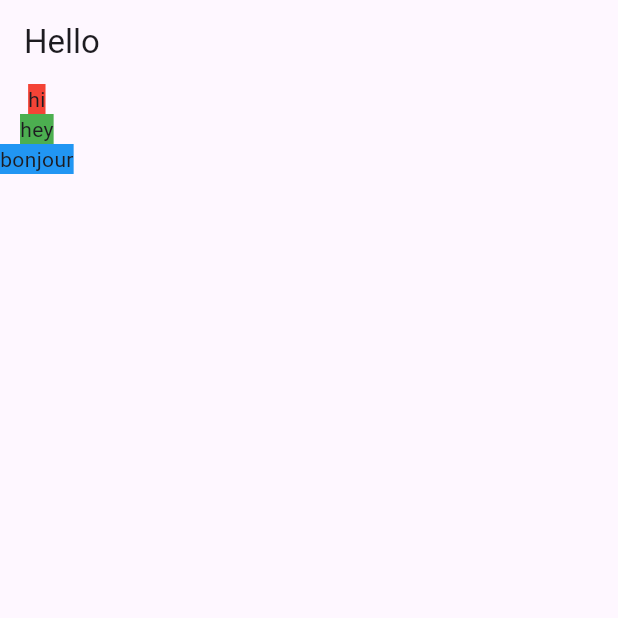
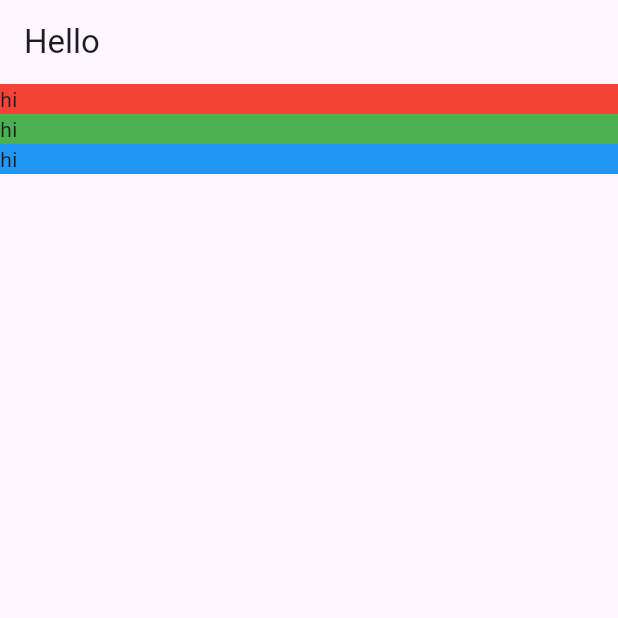
Before and after one commit to lana-bu/tourism_mobileapp, a Flutter app: the screen it shows after launch, on a phone screen of 412 x 824 dp, the top half of it. Run offline on Flutter 3.47's test engine with Material 3 defaults, Android fonts, the phone set to English and light mode, and no system bars.

Commit message:
text section modularity

```diff
--- a/lib/screens/location_detail/location_detail.dart
+++ b/lib/screens/location_detail/location_detail.dart
@@ -1,4 +1,5 @@
 import 'package:flutter/material.dart';
+import 'package:tourism_mobileapp/screens/location_detail/text_section.dart';
 
 class LocationDetail extends StatelessWidget {
   @override // @ symbol is an annotation, adding a label to our function that gives it some characteristic/functionality
@@ -8,25 +9,12 @@
         title: Text('Hello'),
         ),
         body: Column(
+          mainAxisAlignment: MainAxisAlignment.start, // vertical axis since it's a column
+          crossAxisAlignment: CrossAxisAlignment.stretch,
           children: [
-            Container(
-              decoration: BoxDecoration(
-                color: Colors.red,
-              ),
-              child: Text('hi'),
-            ),
-            Container(
-              decoration: BoxDecoration(
-                color: Colors.green,
-              ),
-              child: Text('hey'),
-            ),
-            Container(
-              decoration: BoxDecoration(
-                color: Colors.blue,
-              ),
-              child: Text('bonjour'),
-            ),
+            TextSection(Colors.red),
+            TextSection(Colors.green),
+            TextSection(Colors.blue),
           ],
         )
       );
--- /dev/null
+++ b/lib/screens/location_detail/text_section.dart
@@ -0,0 +1,18 @@
+import 'package:flutter/material.dart';
+
+class TextSection extends StatelessWidget {
+  final Color _color; // underscore means attribute is private
+                      // final means once it's set, you can't change it
+
+  TextSection(this._color);
+
+  @override // @ symbol is an annotation, adding a label to our function that gives it some characteristic/functionality
+  Widget build(BuildContext context) {
+    return Container(
+      decoration: BoxDecoration(
+        color:  _color,
+      ),
+      child: Text('hi'),
+    );
+  }
+}
```
